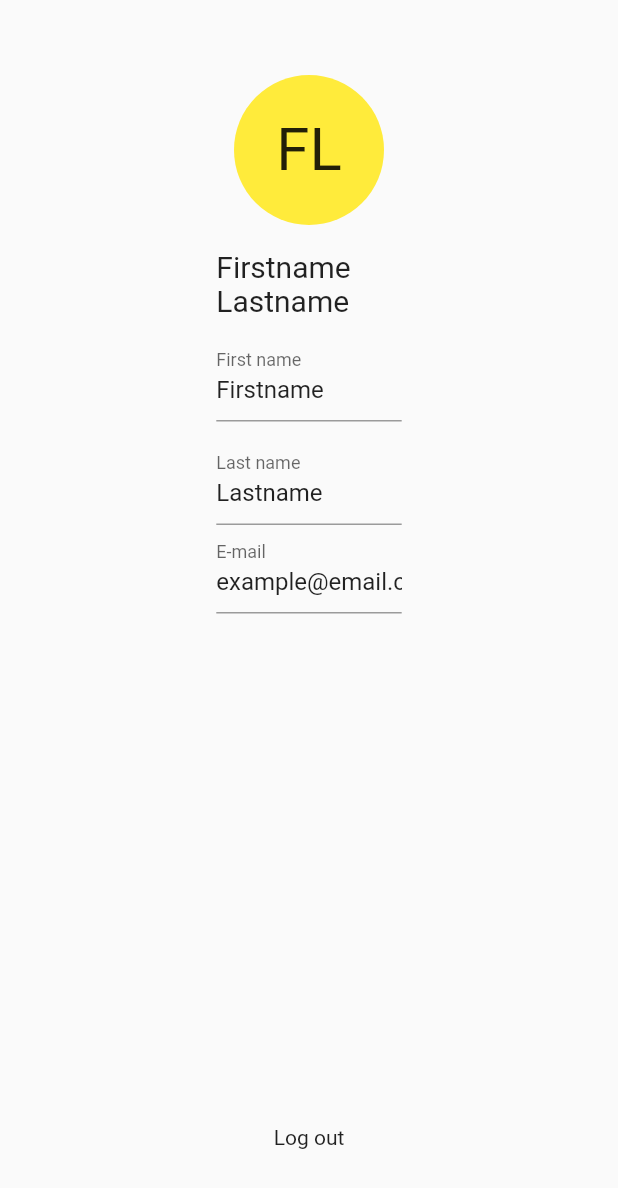
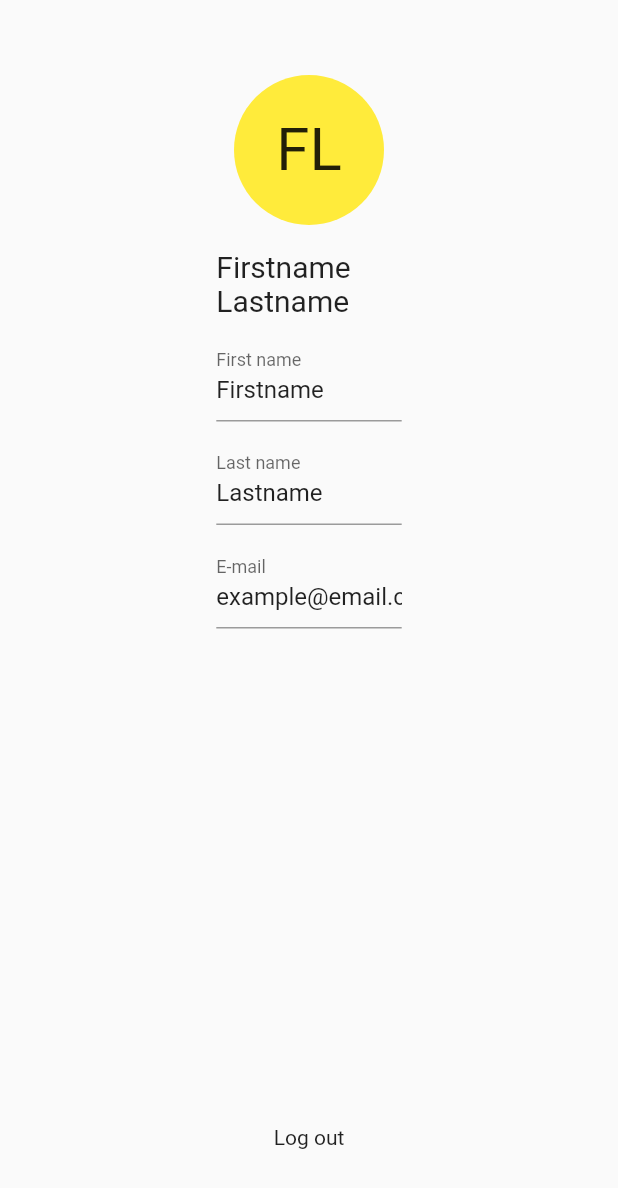
Before and after one commit to Iconica-Development/flutter_profile, a Flutter app: the screen it shows after launch, on a phone screen of 412 x 824 dp. Shown: the top 1188 px of the screen. Run offline on Flutter 3.47's test engine with Material 2 defaults, Android fonts, the phone set to English and light mode, and no system bars; accounts and stored records are empty.

Commit message:
Added SizedBox for both senarios

```diff
--- a/lib/src/widgets/profile/proifle_wrapper.dart
+++ b/lib/src/widgets/profile/proifle_wrapper.dart
@@ -79,6 +79,11 @@ class _ProfileWrapperState extends State<ProfileWrapper> {
 
             widget.service.editProfile(widget.user, 'lastName', v);
           },
+        ),
+      );
+      defaultItems.add(
+        SizedBox(
+          height: widget.style.betweenDefaultItemPadding,
         ),
       );
     } else {
```
